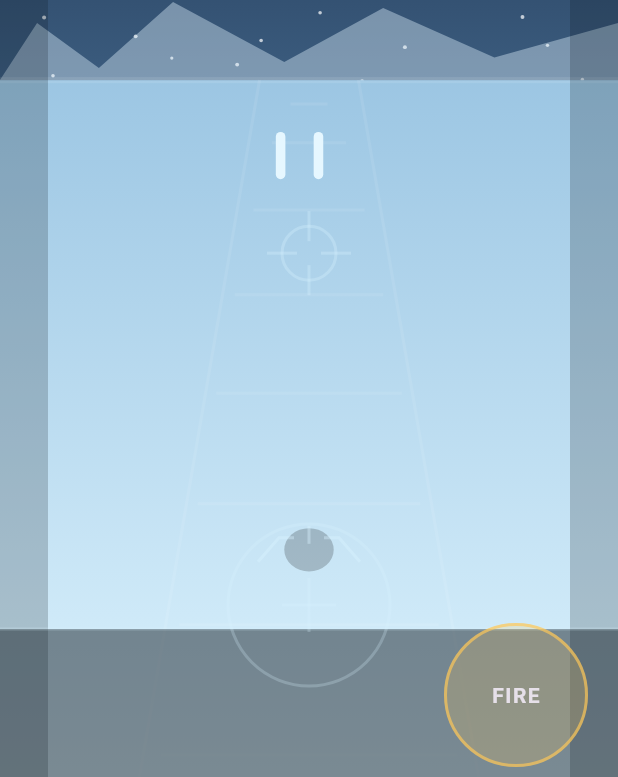
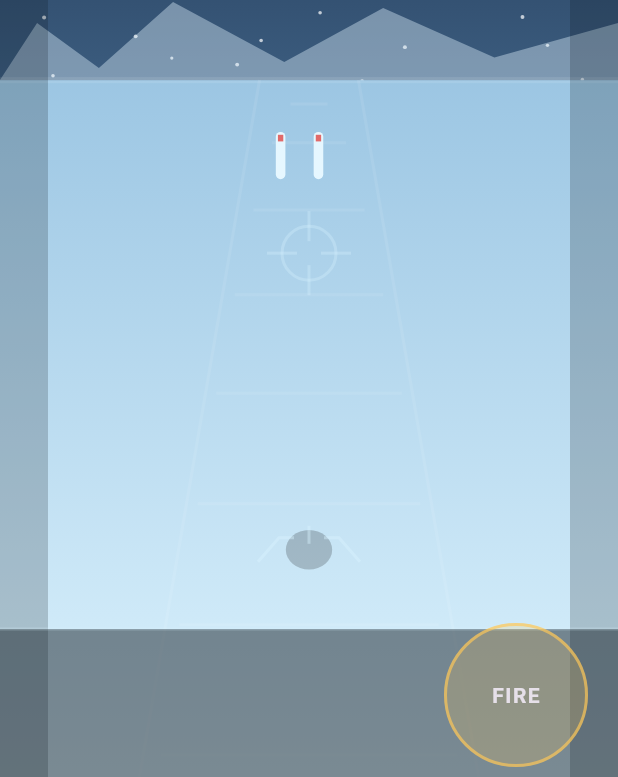
Before and after one commit to JvSlice/Flight_Fight, a Flutter app: the EmpireFlightGame screen opened directly, after a tap on "Launch Mission", on a phone screen of 412 x 824 dp. Shown: the part 439-1216 px from the top of the screen. Run offline on Flutter 3.47's test engine with Material 3 defaults, Android fonts, the phone set to English and light mode, and no system bars.

Commit message:
Update empire_flight_game.dart
Wip game play balance

```diff
--- a/lib/game/empire_flight_game.dart
+++ b/lib/game/empire_flight_game.dart
@@ -79,14 +79,17 @@ class _WorldObject {
   });
 
   bool get isDestructible =>
-      kind == _ObjectKind.drone || kind == _ObjectKind.battery;
+      kind == _ObjectKind.drone ||
+      kind == _ObjectKind.battery ||
+      kind == _ObjectKind.tower;
+
+  bool get isHeavyObstacle =>
+      kind == _ObjectKind.tree || kind == _ObjectKind.rock;
 }
 
 class _Shot {
   double laneX;
   double aimY;
-
-  /// starts near player and travels toward horizon
   double z;
   bool active;
 
@@ -115,12 +118,14 @@ class _Explosion {
   double y;
   double t;
   bool active;
+  bool large;
 
   _Explosion({
     required this.laneX,
     required this.y,
     this.t = 0,
     this.active = true,
+    this.large = false,
   });
 }
 
@@ -160,9 +165,6 @@ class _EmpireFlightGameState extends State<EmpireFlightGame> {
 
   Size playSize = const Size(1000, 700);
 
-  // HACKABLE NOTE:
-  // These are the lanes used for obstacle placement.
-  // Wider spacing = easier dodging.
   final List<double> lanes = const [-0.90, -0.60, -0.30, 0.00, 0.30, 0.60, 0.90];
 
   @override
@@ -172,7 +174,7 @@ class _EmpireFlightGameState extends State<EmpireFlightGame> {
     missions = const [
       _MissionData(
         name: 'Mission 1: Ice Run',
-        subtitle: 'Skim the frozen world and destroy the defense line.',
+        subtitle: 'Skim the frozen world and break the defense line.',
         skyTop: Color(0xFF0E1A33),
         skyBottom: Color(0xFF79B7E6),
         groundNear: Color(0xFFDFF5FF),
@@ -181,11 +183,11 @@ class _EmpireFlightGameState extends State<EmpireFlightGame> {
         goalDistance: 5400,
         baseSpeed: 210,
         spawnRate: 0.98,
-        droneChance: 0.20,
+        droneChance: 0.18,
       ),
       _MissionData(
         name: 'Mission 2: Forest Run',
-        subtitle: 'Thread the giant trunks and break through patrol craft.',
+        subtitle: 'Thread the giant trunks and strike patrol defenses.',
         skyTop: Color(0xFF112015),
         skyBottom: Color(0xFF4D7857),
         groundNear: Color(0xFF243E27),
@@ -194,11 +196,11 @@ class _EmpireFlightGameState extends State<EmpireFlightGame> {
         goalDistance: 6400,
         baseSpeed: 225,
         spawnRate: 0.90,
-        droneChance: 0.26,
+        droneChance: 0.24,
       ),
       _MissionData(
         name: 'Mission 3: Desert Run',
-        subtitle: 'Push through rock spires, guns, and attack drones.',
+        subtitle: 'Push through rock spires, gun sites, and attack drones.',
         skyTop: Color(0xFF3A1C12),
         skyBottom: Color(0xFFE0A05D),
         groundNear: Color(0xFFC98B4A),
@@ -207,7 +209,7 @@ class _EmpireFlightGameState extends State<EmpireFlightGame> {
         goalDistance: 7600,
         baseSpeed: 240,
         spawnRate: 0.82,
-        droneChance: 0.30,
+        droneChance: 0.28,
       ),
     ];
 
@@ -248,8 +250,6 @@ class _EmpireFlightGameState extends State<EmpireFlightGame> {
   double get reticleX => playerX;
   double get reticleY => playerY;
 
-  // HACKABLE NOTE:
-  // This determines which lane the player is closest to for spawn fairness.
   double get nearestPlayerLane {
     double bestLane = lanes.first;
     double bestDist = double.infinity;
@@ -410,17 +410,19 @@ class _EmpireFlightGameState extends State<EmpireFlightGame> {
 
     if (roll < mission.droneChance) {
       _spawnDrone();
-    } else if (roll < 0.66) {
-      _spawnSingleObstacleOrBattery();
+    } else if (roll < 0.58) {
+      _spawnSingleObject();
     } else {
       _spawnGatePattern();
     }
   }
 
   void _spawnDrone() {
-    // Prefer not to spawn drones directly on the player’s current lane.
-    final available = lanes.where((lane) => (lane - nearestPlayerLane).abs() > 0.15).toList();
-    final lane = available.isEmpty ? lanes[rng.nextInt(lanes.length)] : available[rng.nextInt(available.length)];
+    final available =
+        lanes.where((lane) => (lane - nearestPlayerLane).abs() > 0.15).toList();
+    final lane = available.isEmpty
+        ? lanes[rng.nextInt(lanes.length)]
+        : available[rng.nextInt(available.length)];
 
     objects.add(
       _WorldObject(
@@ -434,21 +436,29 @@ class _EmpireFlightGameState extends State<EmpireFlightGame> {
     );
   }
 
-  void _spawnSingleObstacleOrBattery() {
+  void _spawnSingleObject() {
     final playerLane = nearestPlayerLane;
-    final available = lanes.where((lane) => (lane - playerLane).abs() > 0.15).toList();
-    final lane = available.isEmpty ? lanes[rng.nextInt(lanes.length)] : available[rng.nextInt(available.length)];
-    final spawnBattery = rng.nextDouble() < 0.28;
-
-    if (spawnBattery) {
+    final available =
+        lanes.where((lane) => (lane - playerLane).abs() > 0.15).toList();
+    final lane = available.isEmpty
+        ? lanes[rng.nextInt(lanes.length)]
+        : available[rng.nextInt(available.length)];
+
+    final spawnDefense = rng.nextDouble() < 0.42;
+
+    if (spawnDefense) {
+      final defenseKind = rng.nextDouble() < 0.55
+          ? _ObjectKind.battery
+          : _ObjectKind.tower;
+
       objects.add(
         _WorldObject(
-          kind: _ObjectKind.battery,
+          kind: defenseKind,
           laneX: lane,
           z: 0.05,
-          width: 0.09,
-          height: 0.15,
-          hp: 2,
+          width: defenseKind == _ObjectKind.tower ? 0.085 : 0.09,
+          height: defenseKind == _ObjectKind.tower ? 0.21 : 0.15,
+          hp: defenseKind == _ObjectKind.tower ? 2 : 2,
         ),
       );
       return;
@@ -463,7 +473,7 @@ class _EmpireFlightGameState extends State<EmpireFlightGame> {
             z: 0.05,
             width: 0.085,
             height: 0.21,
-            hp: 999,
+            hp: 2,
           ),
         );
         break;
@@ -495,9 +505,6 @@ class _EmpireFlightGameState extends State<EmpireFlightGame> {
   }
 
   void _spawnGatePattern() {
-    // HACKABLE NOTE:
-    // Always keep the player lane or an adjacent lane as the safe option.
-    // This makes patterns readable and fair instead of impossible.
     final playerLane = nearestPlayerLane;
     final candidateOpen = <double>[
       playerLane,
@@ -516,7 +523,6 @@ class _EmpireFlightGameState extends State<EmpireFlightGame> {
 
     blocked.shuffle(rng);
 
-    // Keep this at 2 so the run is readable and fair.
     final count = 2;
     for (int i = 0; i < min(count, blocked.length); i++) {
       final lane = blocked[i];
@@ -530,7 +536,7 @@ class _EmpireFlightGameState extends State<EmpireFlightGame> {
               z: 0.05,
               width: 0.085,
               height: 0.21,
-              hp: 999,
+              hp: 2,
             ),
           );
           break;
@@ -561,15 +567,19 @@ class _EmpireFlightGameState extends State<EmpireFlightGame> {
       }
     }
 
-    if (rng.nextDouble() < 0.35) {
+    if (rng.nextDouble() < 0.50) {
+      final supportKind = rng.nextDouble() < 0.55
+          ? _ObjectKind.battery
+          : _ObjectKind.drone;
+
       objects.add(
         _WorldObject(
-          kind: rng.nextBool() ? _ObjectKind.battery : _ObjectKind.drone,
+          kind: supportKind,
           laneX: openLane,
           z: 0.10,
-          width: 0.09,
-          height: 0.10,
-          hp: rng.nextBool() ? 2 : 3,
+          width: supportKind == _ObjectKind.drone ? 0.09 : 0.09,
+          height: supportKind == _ObjectKind.drone ? 0.09 : 0.15,
+          hp: supportKind == _ObjectKind.drone ? 3 : 2,
         ),
       );
     }
@@ -600,12 +610,15 @@ class _EmpireFlightGameState extends State<EmpireFlightGame> {
         final xHit = (o.laneX - playerX).abs() < (o.width * 0.92);
         if (xHit) {
           o.active = false;
-          hull -= (o.kind == _ObjectKind.drone || o.kind == _ObjectKind.battery) ? 15 : 24;
+          hull -= (o.kind == _ObjectKind.drone || o.kind == _ObjectKind.battery)
+              ? 15
+              : 24;
           damageFlash = 0.15;
           explosions.add(
             _Explosion(
               laneX: o.laneX,
               y: 0.78 + playerY * 0.06,
+              large: o.isHeavyObstacle,
             ),
           );
         }
@@ -616,7 +629,7 @@ class _EmpireFlightGameState extends State<EmpireFlightGame> {
         if (!o.isDestructible) continue;
 
         final zHit = (s.z - o.z).abs() < 0.05;
-        final xHit = (s.laneX - o.laneX).abs() < (o.width * 0.58);
+        final xHit = (s.laneX - o.laneX).abs() < (o.width * 0.62);
         final yBias = (s.aimY.abs() < 0.22) || o.kind != _ObjectKind.drone;
 
         if (zHit && xHit && yBias) {
@@ -625,11 +638,17 @@ class _EmpireFlightGameState extends State<EmpireFlightGame> {
 
           if (o.hp <= 0) {
             o.active = false;
-            score += (o.kind == _ObjectKind.drone) ? 170 : 70;
+            score += switch (o.kind) {
+              _ObjectKind.drone => 170,
+              _ObjectKind.battery => 70,
+              _ObjectKind.tower => 85,
+              _ => 40,
+            };
             explosions.add(
               _Explosion(
                 laneX: o.laneX,
                 y: 0.58,
+                large: o.kind == _ObjectKind.tower,
               ),
             );
           }
@@ -1162,7 +1181,11 @@ class _ForwardRunPainter extends CustomPainter {
 
     for (int i = 0; i < 8; i++) {
       final t = i / 7;
-      final y = lerpDouble(horizonY + 16, size.height - 28, pow(t, 1.45).toDouble())!;
+      final y = lerpDouble(
+        horizonY + 16,
+        size.height - 28,
+        pow(t, 1.45).toDouble(),
+      )!;
       final halfW = lerpDouble(size.width * 0.03, size.width * 0.24, t)!;
       canvas.drawLine(
         Offset(centerX - halfW, y),
@@ -1244,9 +1267,18 @@ class _ForwardRunPainter extends CustomPainter {
           width: w,
           height: h,
         );
+        final bodyColor =
+            o.isDestructible ? const Color(0xFFE6F7FF) : const Color(0xFFCAD8E0);
+
         canvas.drawRRect(
           RRect.fromRectAndRadius(rect, const Radius.circular(6)),
-          Paint()..color = const Color(0xFFE6F7FF),
+          Paint()..color = bodyColor,
+        );
+
+        // Red top = readable "shoot this"
+        canvas.drawRect(
+          Rect.fromLTWH(rect.left + w * 0.22, rect.top + h * 0.06, w * 0.56, h * 0.14),
+          Paint()..color = const Color(0xFFE16A6A),
         );
         break;
 
@@ -1326,13 +1358,14 @@ class _ForwardRunPainter extends CustomPainter {
           Paint()..color = const Color(0xFF7D7D7D),
         );
 
+        // Red barrel cap = readable "shoot this"
         final barrel = Path()
           ..moveTo(pos.dx + w * 0.06, pos.dy - h * 0.62)
           ..lineTo(pos.dx + w * 0.60, pos.dy - h * 0.80)
           ..lineTo(pos.dx + w * 0.54, pos.dy - h * 0.90)
           ..lineTo(pos.dx, pos.dy - h * 0.70)
           ..close();
-        canvas.drawPath(barrel, Paint()..color = const Color(0xFFBDBDBD));
+        canvas.drawPath(barrel, Paint()..color = const Color(0xFFE16A6A));
         break;
     }
   }
@@ -1355,8 +1388,11 @@ class _ForwardRunPainter extends CustomPainter {
 
   void _paintExplosion(Canvas canvas, Size size, _Explosion e) {
     final pos = _project(size, e.laneX, 0.82, playerX, playerY);
-    final r = 8 + e.t * 36;
+    final baseRadius = e.large ? 14.0 : 8.0;
+    final growth = e.large ? 48.0 : 36.0;
+    final r = baseRadius + e.t * growth;
     final a = (1.0 - e.t).clamp(0.0, 1.0);
+
     canvas.drawCircle(
       Offset(pos.dx, lerpDouble(pos.dy, size.height * e.y, 0.65)!),
       r,
@@ -1381,15 +1417,29 @@ class _ForwardRunPainter extends CustomPainter {
       ..strokeWidth = 2;
 
     canvas.drawCircle(center, 18, p);
-    canvas.drawLine(Offset(center.dx - 28, center.dy), Offset(center.dx - 8, center.dy), p);
-    canvas.drawLine(Offset(center.dx + 8, center.dy), Offset(center.dx + 28, center.dy), p);
-    canvas.drawLine(Offset(center.dx, center.dy - 28), Offset(center.dx, center.dy - 8), p);
-    canvas.drawLine(Offset(center.dx, center.dy + 8), Offset(center.dx, center.dy + 28), p);
+    canvas.drawLine(
+      Offset(center.dx - 28, center.dy),
+      Offset(center.dx - 8, center.dy),
+      p,
+    );
+    canvas.drawLine(
+      Offset(center.dx + 8, center.dy),
+      Offset(center.dx + 28, center.dy),
+      p,
+    );
+    canvas.drawLine(
+      Offset(center.dx, center.dy - 28),
+      Offset(center.dx, center.dy - 8),
+      p,
+    );
+    canvas.drawLine(
+      Offset(center.dx, center.dy + 8),
+      Offset(center.dx, center.dy + 28),
+      p,
+    );
   }
 
   void _paintShipGuide(Canvas canvas, Size size) {
-    // HACKABLE NOTE:
-    // This is the visual clearance guide for the player position and hit area.
     final guideCenter = Offset(
       size.width * (0.5 + playerX * 0.12),
       size.height * (0.80 + playerY * 0.03),
@@ -1397,19 +1447,21 @@ class _ForwardRunPainter extends CustomPainter {
 
     final shadowPaint = Paint()..color = Colors.black.withOpacity(0.20);
     final guidePaint = Paint()
-      ..color = accent.withOpacity(0.40)
+      ..color = accent.withOpacity(0.42)
       ..style = PaintingStyle.stroke
       ..strokeWidth = 2;
 
+    // Shadow / footprint
     canvas.drawOval(
       Rect.fromCenter(
         center: guideCenter,
-        width: size.width * 0.08,
-        height: size.height * 0.035,
+        width: size.width * 0.075,
+        height: size.height * 0.032,
       ),
       shadowPaint,
     );
 
+    // Brackets
     final leftBracket = Path()
       ..moveTo(guideCenter.dx - 34, guideCenter.dy + 8)
       ..lineTo(guideCenter.dx - 20, guideCenter.dy - 8)
@@ -1457,18 +1509,7 @@ class _ForwardRunPainter extends CustomPainter {
       linePaint,
     );
 
-    final circleCenter = Offset(size.width * 0.5, size.height - 128);
-    canvas.drawCircle(circleCenter, 54, linePaint);
-    canvas.drawLine(
-      Offset(circleCenter.dx - 18, circleCenter.dy),
-      Offset(circleCenter.dx + 18, circleCenter.dy),
-      linePaint,
-    );
-    canvas.drawLine(
-      Offset(circleCenter.dx, circleCenter.dy - 18),
-      Offset(circleCenter.dx, circleCenter.dy + 18),
-      linePaint,
-    );
+    // Removed old extra HUD circle here on purpose.
   }
 
   Offset _project(Size size, double laneX, double z, double playerX, double playerY) {
```
